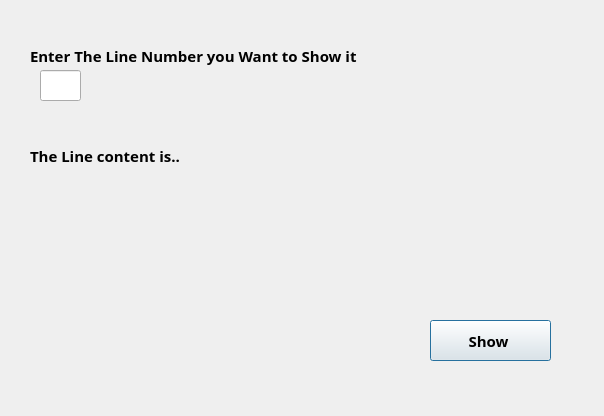
Qt form fourthdialog.ui (yasmineNasrat/TextEditor) before a commit.
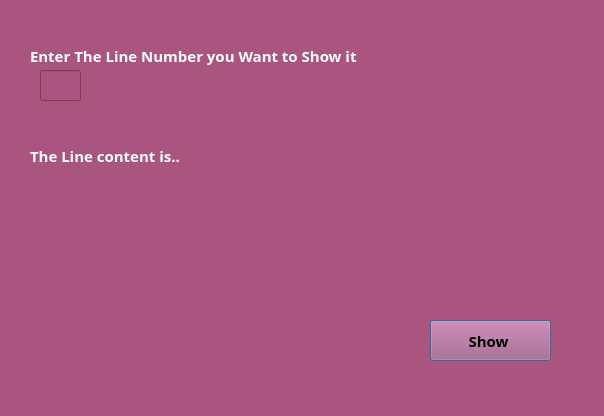
The same form after that commit.

The edit to the form file:
```diff
--- a/fourthdialog.ui
+++ b/fourthdialog.ui
@@ -13,6 +13,10 @@
   <property name="windowTitle">
    <string>Get Line</string>
   </property>
+  <property name="styleSheet">
+   <string notr="true">color: rgb(255, 255, 255);
+background-color: rgb(170, 85, 127);</string>
+  </property>
   <widget class="QLabel" name="label">
    <property name="geometry">
     <rect>
@@ -109,6 +113,9 @@
      <bold>true</bold>
     </font>
    </property>
+   <property name="styleSheet">
+    <string notr="true">color: rgb(0, 0, 0);</string>
+   </property>
    <property name="text">
     <string>Show </string>
    </property>
```
